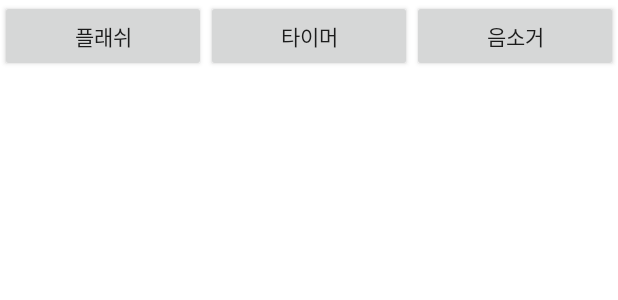
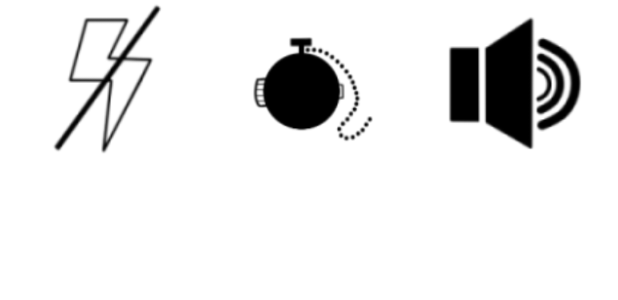
Before and after one commit to imlimchill/PhotoApplication, an Android app: the layout activity_pop.xml on its own in the app's theme, with its tools: preview values and no code run, on a phone screen of 412 x 824 dp. Shown: the top 300 px of the screen. Run offline under Robolectric (Android 15) with nearby library versions, the phone set to English and light mode, and no system bars.

Commit message:
설정창 아이콘의 변경
설정창의 3개의 아이콘을 클릭 시
아이콘을 변경시킨다.
플래시: on <-> off
음소거: on <-> off
타이머: 0 -> 3 -> 5 -> 7 -> 0

```diff
--- a/app/src/main/java/com/MrPhoto/photoapplication/MainActivity.java
+++ b/app/src/main/java/com/MrPhoto/photoapplication/MainActivity.java
@@ -132,7 +132,7 @@ public class MainActivity extends AppCompatActivity {
     /**
      * 음소거 판단 필드
      */
-    protected static boolean isMute = true;
+    protected static int isMute = 0;
     /**
      * 플래시 판단 필드
      */
--- a/app/src/main/res/layout/activity_pop.xml
+++ b/app/src/main/res/layout/activity_pop.xml
@@ -8,25 +8,39 @@
     android:background="#FFFFFFFF"
     android:orientation="horizontal">
 
+    <LinearLayout
+        android:layout_width="wrap_content"
+        android:layout_height="120dp"
+        android:orientation="horizontal">
 
-    <Button
-        android:id="@+id/flash"
+        <ImageView
+            android:id="@+id/flashBtn"
             android:layout_width="wrap_content"
             android:layout_height="wrap_content"
             android:layout_weight="1"
-        android:text="플래쉬" />
+            android:layout_marginLeft="20dp"
+            android:background="#00ff0000"
+            android:src="@drawable/flash_off" />
 
-    <Button
-        android:id="@+id/timer"
+        <ImageView
+            android:id="@+id/timerBtn"
             android:layout_width="wrap_content"
             android:layout_height="wrap_content"
             android:layout_weight="1"
-        android:text="타이머" />
+            android:background="#00ff0000"
+            android:src="@drawable/timer_off" />
 
-    <Button
-        android:id="@+id/mute"
+        <ImageView
+            android:id="@+id/muteBtn"
             android:layout_width="wrap_content"
             android:layout_height="wrap_content"
             android:layout_weight="1"
-        android:text="음소거" />
+            android:layout_marginTop="5dp"
+            android:layout_marginLeft="20dp"
+            android:layout_marginRight="20dp"
+            android:background="#00ff0000"
+            android:src="@drawable/mute_off" />
+
     </LinearLayout>
+
+</LinearLayout>
```
Also changed, not shown: app/src/main/java/com/MrPhoto/photoapplication/PopActivity.java (+47 -9 lines), app/src/main/res/drawable/flash_off.png (added), app/src/main/res/drawable/flash_on.png (added), app/src/main/res/drawable/mute_off.png (added), app/src/main/res/drawable/mute_on.png (added), app/src/main/res/drawable/timer_off.png (added), app/src/main/res/drawable/timer_on3.png (added), app/src/main/res/drawable/timer_on5.png (added), app/src/main/res/drawable/timer_on7.png (added). Lines whose indentation alone changed are shown as unchanged.
